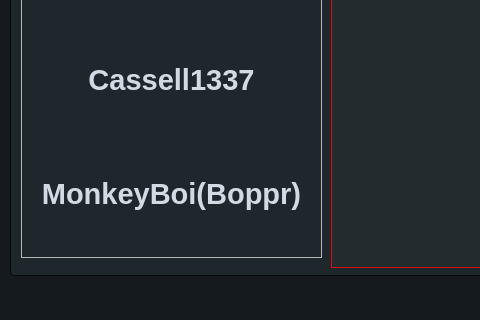
Old version of the form GUI/untitled.ui in the repository Cranbaerry/A.R.E.S; both pictures show x 0 to 480 and y 255 to 575 of the 831 by 575 pixel window.
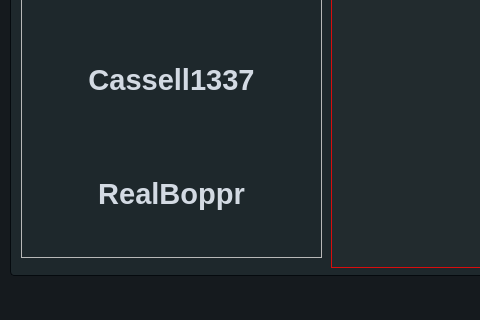
New version of the form. The open tabs and pages were chosen to show the change.

What changed in the file:
```diff
--- a/GUI/untitled.ui
+++ b/GUI/untitled.ui
@@ -1429,7 +1429,7 @@
           </font>
          </property>
          <property name="text">
-          <string>MonkeyBoi(Boppr)</string>
+          <string>RealBoppr</string>
          </property>
          <property name="alignment">
           <set>Qt::AlignCenter</set>
```
Left out of the diff: 2 changed lines with no effect on the pictures.
